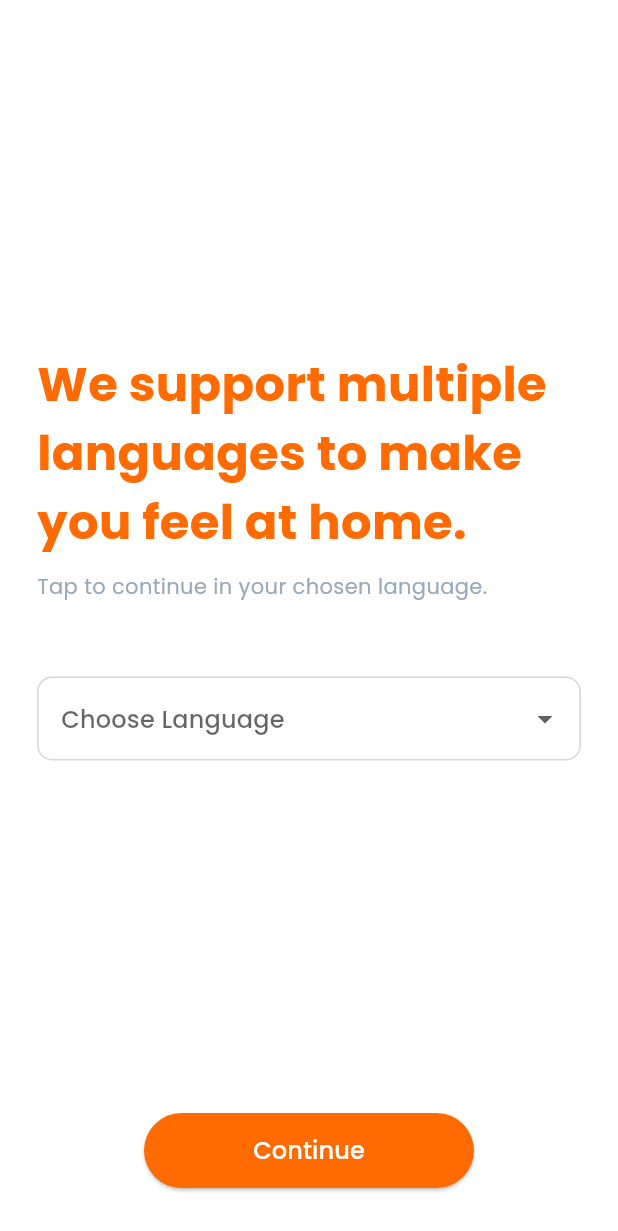
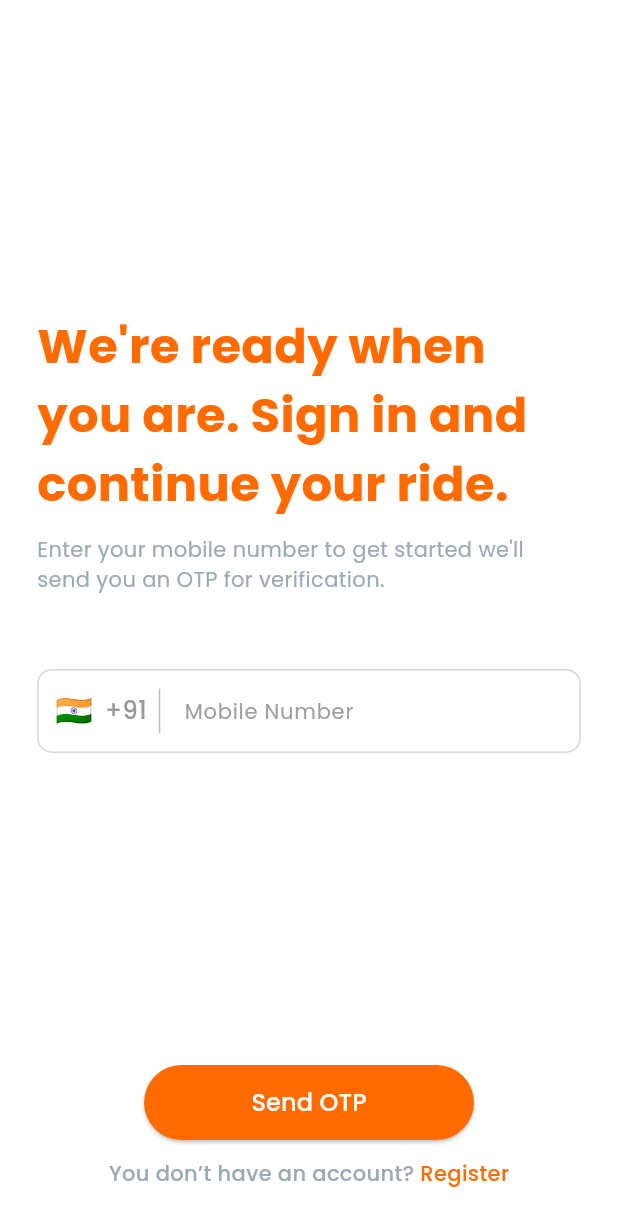
Before and after one commit to udaytejach/mana_driver, a Flutter app: the LanguageSelectionScreen screen opened directly, after a tap on "Continue", on a phone screen of 412 x 824 dp. Shown: the top 1231 px of the screen. Run offline on Flutter 3.47's test engine with Material 3 defaults, Android fonts, the phone set to English and light mode, and no system bars; our stand-ins replace google_fonts, pinput, smooth_page_indicator.

Commit message:
Login and otp screens updated

```diff
--- /dev/null
+++ b/lib/Login/loginScreen.dart
@@ -0,0 +1,181 @@
+import 'package:flutter/material.dart';
+import 'package:google_fonts/google_fonts.dart';
+import 'package:mana_driver/Login/otpscreen.dart';
+import 'package:mana_driver/Widgets/colors.dart';
+import 'package:mana_driver/Widgets/customText.dart';
+
+class LoginScreen extends StatefulWidget {
+  const LoginScreen({super.key});
+
+  @override
+  State<LoginScreen> createState() => _LoginScreenState();
+}
+
+class _LoginScreenState extends State<LoginScreen> {
+  final TextEditingController phoneController = TextEditingController();
+
+  @override
+  Widget build(BuildContext context) {
+    final screenWidth = MediaQuery.of(context).size.width;
+
+    return Scaffold(
+      backgroundColor: Colors.white,
+      body: SafeArea(
+        child: LayoutBuilder(
+          builder: (context, constraints) {
+            return Column(
+              children: [
+                const Spacer(),
+                Padding(
+                  padding: EdgeInsets.symmetric(horizontal: screenWidth * 0.06),
+                  child: Column(
+                    crossAxisAlignment: CrossAxisAlignment.start,
+                    children: [
+                      CustomText(
+                        text:
+                            "We're ready when you are. Sign in and continue your ride.",
+                        fontSize: 32,
+                        fontWeight: FontWeight.w700,
+                        textcolor: korangeColor,
+                      ),
+                      const SizedBox(height: 10),
+                      CustomText(
+                        text:
+                            "Enter your mobile number to get started we'll send you an OTP for verification.",
+                        fontSize: 14,
+                        fontWeight: FontWeight.w400,
+                        textcolor: kgreyColor,
+                      ),
+                      const SizedBox(height: 50),
+
+                      TextFormField(
+                        controller: phoneController,
+                        keyboardType: TextInputType.phone,
+                        style: GoogleFonts.poppins(
+                          color: korangeColor,
+                          fontSize: 16,
+                          fontWeight: FontWeight.w500,
+                        ),
+                        decoration: InputDecoration(
+                          labelText: 'Mobile Number',
+                          labelStyle: GoogleFonts.poppins(
+                            color: Colors.grey,
+                            fontSize: 14,
+                          ),
+                          prefixIcon: Row(
+                            mainAxisSize: MainAxisSize.min,
+                            children: [
+                              const SizedBox(width: 12),
+                              const Text(
+                                "🇮🇳",
+                                style: TextStyle(fontSize: 20),
+                              ),
+                              const SizedBox(width: 8),
+                              Text(
+                                "+91",
+                                style: GoogleFonts.poppins(
+                                  fontSize: 16,
+                                  fontWeight: FontWeight.w500,
+                                  color: kseegreyColor,
+                                ),
+                              ),
+                              const SizedBox(width: 8),
+                              Container(
+                                height: 30,
+                                width: 1,
+                                color: const Color(0xFFBDBDBD),
+                              ),
+                              const SizedBox(width: 12),
+                            ],
+                          ),
+                          contentPadding: const EdgeInsets.symmetric(
+                            vertical: 16,
+                          ),
+                          border: OutlineInputBorder(
+                            borderRadius: BorderRadius.circular(10),
+                            borderSide: const BorderSide(
+                              color: Color(0xFFD5D7DA),
+                            ),
+                          ),
+                          enabledBorder: OutlineInputBorder(
+                            borderRadius: BorderRadius.circular(10),
+                            borderSide: const BorderSide(
+                              color: Color(0xFFD5D7DA),
+                            ),
+                          ),
+                          focusedBorder: OutlineInputBorder(
+                            borderRadius: BorderRadius.circular(10),
+                            borderSide: const BorderSide(
+                              color: kbordergreyColor,
+                              width: 2,
+                            ),
+                          ),
+                        ),
+                      ),
+                    ],
+                  ),
+                ),
+                const Spacer(),
+
+                // Send OTP Button
+                Padding(
+                  padding: const EdgeInsets.only(bottom: 12),
+                  child: Center(
+                    child: SizedBox(
+                      width: 220,
+                      height: 50,
+                      child: ElevatedButton(
+                        onPressed: () {
+                          Navigator.push(
+                            context,
+                            MaterialPageRoute(
+                              builder: (context) => OtpScreen(),
+                            ),
+                          );
+                        },
+                        style: ElevatedButton.styleFrom(
+                          backgroundColor: korangeColor,
+                          shape: RoundedRectangleBorder(
+                            borderRadius: BorderRadius.circular(70),
+                          ),
+                        ),
+                        child: CustomText(
+                          text: "Send OTP",
+                          fontSize: 16,
+                          textcolor: kwhiteColor,
+                          fontWeight: FontWeight.w500,
+                        ),
+                      ),
+                    ),
+                  ),
+                ),
+
+                // Register text
+                Padding(
+                  padding: const EdgeInsets.only(bottom: 32),
+                  child: Row(
+                    mainAxisAlignment: MainAxisAlignment.center,
+                    children: [
+                      CustomText(
+                        text: "You don’t have an account? ",
+                        fontSize: 14,
+                        fontWeight: FontWeight.w500,
+                        textcolor: kgreyColor,
+                      ),
+                      CustomText(
+                        text: "Register",
+                        fontSize: 14,
+                        fontWeight: FontWeight.w500,
+                        textcolor: korangeColor,
+                      ),
+                    ],
+                  ),
+                ),
+              ],
+            );
+          },
+        ),
+      ),
+    );
+  }
+}
--- a/lib/Login/selectLanguage.dart
+++ b/lib/Login/selectLanguage.dart
@@ -1,5 +1,6 @@
 import 'package:flutter/material.dart';
 import 'package:google_fonts/google_fonts.dart';
+import 'package:mana_driver/Login/loginScreen.dart';
 import 'package:mana_driver/Widgets/colors.dart';
 import 'package:mana_driver/Widgets/customText.dart';
 
@@ -119,7 +120,14 @@ class _LanguageSelectionScreenState extends State<LanguageSelectionScreen> {
                       width: 220,
                       height: 50,
                       child: ElevatedButton(
-                        onPressed: () {},
+                        onPressed: () {
+                          Navigator.pushReplacement(
+                            context,
+                            MaterialPageRoute(
+                              builder: (context) => LoginScreen(),
+                            ),
+                          );
+                        },
                         style: ElevatedButton.styleFrom(
                           backgroundColor: korangeColor,
                           shape: RoundedRectangleBorder(
--- a/pubspec.yaml
+++ b/pubspec.yaml
@@ -36,6 +36,7 @@ dependencies:
   cupertino_icons: ^1.0.8
   google_fonts: ^6.2.1
   smooth_page_indicator: ^1.2.1
+  pinput: ^5.0.1
 
 dev_dependencies:
   flutter_test:
```
Also changed, not shown: lib/Login/otpscreen.dart (added, +166 -0 lines).
